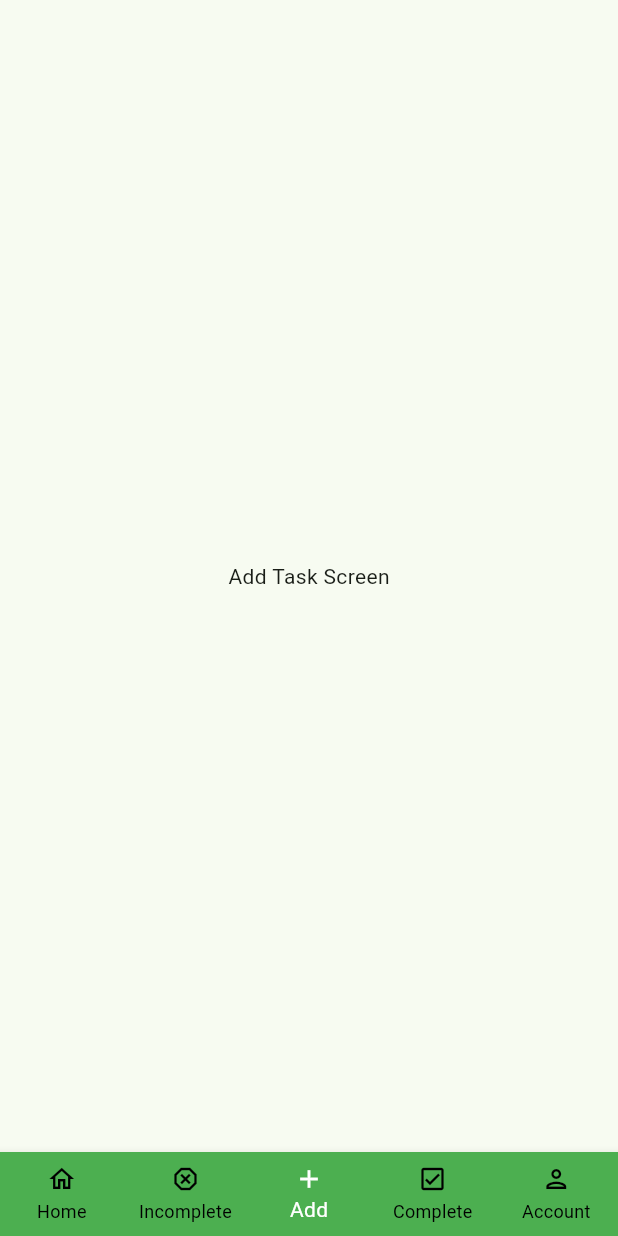
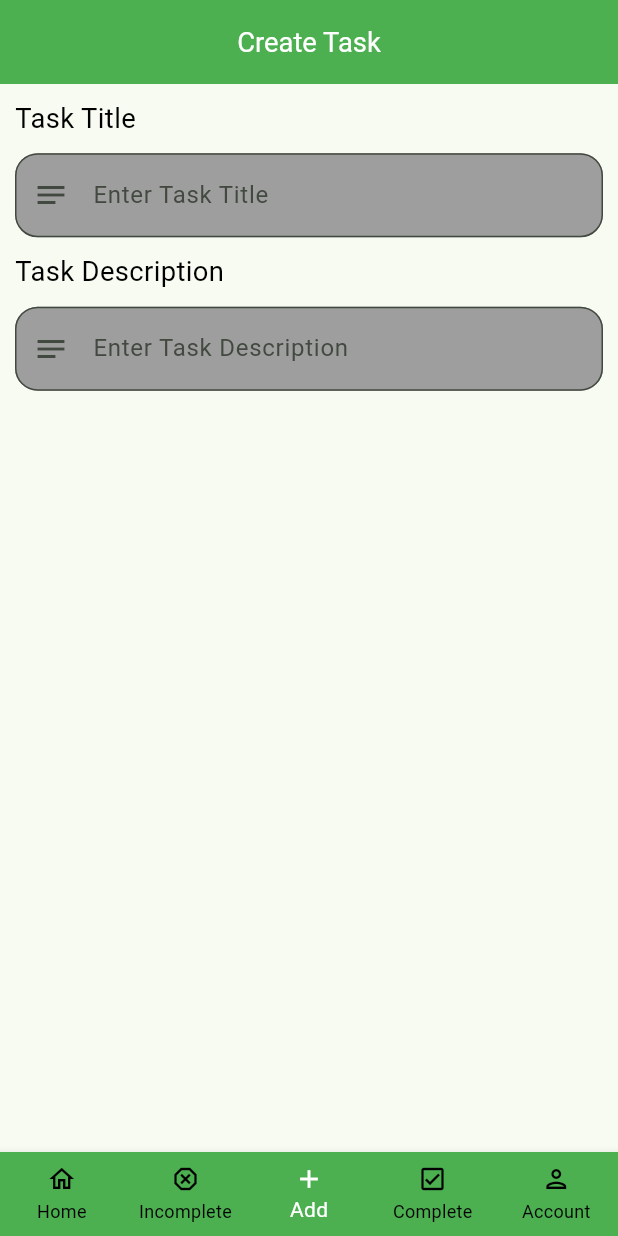
Before and after one commit to IsmayiI/my_tasks, a Flutter app: the AddTaskScreen screen opened by its route, on a phone screen of 412 x 824 dp. Run offline on Flutter 3.47's test engine with Material 3 defaults, Android fonts, the phone set to English and light mode, and no system bars; our stand-ins replace firebase_auth, firebase_core, flutter_riverpod, go_router, google_fonts, riverpod_annotation; accounts and stored records are empty; generated files the repository leaves out were written again.

Commit message:
create add task text field widget

```diff
--- a/lib/features/task_management/presentation/screens/add_task_screen.dart
+++ b/lib/features/task_management/presentation/screens/add_task_screen.dart
@@ -1,11 +1,53 @@
 import 'package:flutter/material.dart';
 import 'package:flutter_riverpod/flutter_riverpod.dart';
+import 'package:my_tasks/features/task_management/presentation/widgets/widgets.dart';
+import 'package:my_tasks/utils/utils.dart';
 
-class AddTaskScreen extends ConsumerWidget {
+class AddTaskScreen extends ConsumerStatefulWidget {
   const AddTaskScreen({super.key});
 
   @override
-  Widget build(BuildContext context, WidgetRef ref) {
-    return Scaffold(body: Center(child: Text('Add Task Screen')));
+  ConsumerState<AddTaskScreen> createState() => _AddTaskScreenState();
+}
+
+class _AddTaskScreenState extends ConsumerState<AddTaskScreen> {
+  final _titleController = TextEditingController();
+  final _descriptionController = TextEditingController();
+
+  @override
+  Widget build(BuildContext context) {
+    return Scaffold(
+      appBar: AppBar(
+        title: Text(
+          'Create Task',
+          style: AppTextStyle.title.copyWith(color: Colors.white),
+        ),
+      ),
+      body: Padding(
+        padding: const EdgeInsets.all(10),
+        child: Column(
+          children: [
+            AddTaskTextField(
+              label: 'Task Title',
+              hintText: 'Enter Task Title',
+              controller: _titleController,
+            ),
+            AppSpacer.vertical(10),
+            AddTaskTextField(
+              label: 'Task Description',
+              hintText: 'Enter Task Description',
+              controller: _descriptionController,
+            ),
+          ],
+        ),
+      ),
+    );
+  }
+
+  @override
+  void dispose() {
+    _titleController.dispose();
+    _descriptionController.dispose();
+    super.dispose();
   }
 }
--- a/lib/features/task_management/presentation/screens/main_screen.dart
+++ b/lib/features/task_management/presentation/screens/main_screen.dart
@@ -1,6 +1,7 @@
 import 'package:flutter/material.dart';
 import 'package:flutter_riverpod/flutter_riverpod.dart';
 import 'package:go_router/go_router.dart';
+import 'package:my_tasks/utils/utils.dart';
 
 class MainScreen extends ConsumerWidget {
   final StatefulNavigationShell navigationShell;
@@ -8,6 +9,7 @@ class MainScreen extends ConsumerWidget {
 
   @override
   Widget build(BuildContext context, WidgetRef ref) {
+    SizeConfig.init(context);
     return Scaffold(
       body: navigationShell,
       bottomNavigationBar: BottomNavigationBar(
--- /dev/null
+++ b/lib/features/task_management/presentation/widgets/add_task_text_field.dart
@@ -0,0 +1,36 @@
+import 'package:flutter/material.dart';
+import 'package:my_tasks/utils/utils.dart';
+
+class AddTaskTextField extends StatelessWidget {
+  final String label;
+  final String hintText;
+  final TextEditingController controller;
+
+  const AddTaskTextField({
+    super.key,
+    required this.label,
+    required this.hintText,
+    required this.controller,
+  });
+
+  @override
+  Widget build(BuildContext context) {
+    return Column(
+      crossAxisAlignment: CrossAxisAlignment.start,
+      children: [
+        Text(label, style: AppTextStyle.title),
+        AppSpacer.vertical(10),
+        TextFormField(
+          controller: controller,
+          decoration: InputDecoration(
+            hintText: hintText,
+            prefixIcon: Icon(Icons.notes),
+            filled: true,
+            fillColor: Colors.grey,
+            border: OutlineInputBorder(borderRadius: BorderRadius.circular(15)),
+          ),
+        ),
+      ],
+    );
+  }
+}
--- /dev/null
+++ b/lib/features/task_management/presentation/widgets/widgets.dart
@@ -0,0 +1 @@
+export 'add_task_text_field.dart';
```
